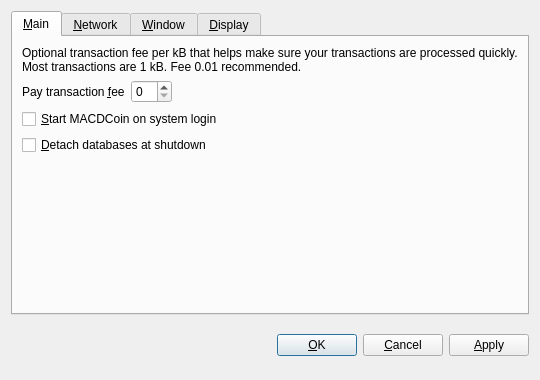
First picture: the form in src/qt/forms/optionsdialog.ui, repository KrvnoZrnce/MACDCoin, before the edit.
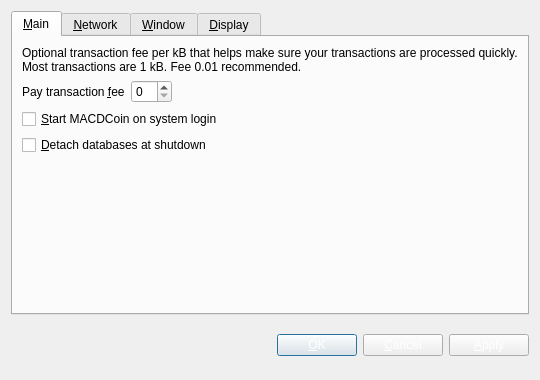
Second picture: the form after the edit. The open tabs and pages were chosen to show the change. Custom widgets are drawn as their Qt base class.

The edit to the form file:
```diff
--- a/src/qt/forms/optionsdialog.ui
+++ b/src/qt/forms/optionsdialog.ui
@@ -428,6 +428,9 @@
      </item>
      <item>
       <widget class="QPushButton" name="okButton">
+       <property name="styleSheet">
+        <string notr="true">color:white;</string>
+       </property>
        <property name="text">
         <string>&amp;OK</string>
        </property>
@@ -435,6 +438,9 @@
      </item>
      <item>
       <widget class="QPushButton" name="cancelButton">
+       <property name="styleSheet">
+        <string notr="true">color:white;</string>
+       </property>
        <property name="text">
         <string>&amp;Cancel</string>
        </property>
@@ -445,6 +451,9 @@
      </item>
      <item>
       <widget class="QPushButton" name="applyButton">
+       <property name="styleSheet">
+        <string notr="true">color:white;</string>
+       </property>
        <property name="text">
         <string>&amp;Apply</string>
        </property>
```
Left out of the diff: 2 changed lines with no effect on the pictures.
